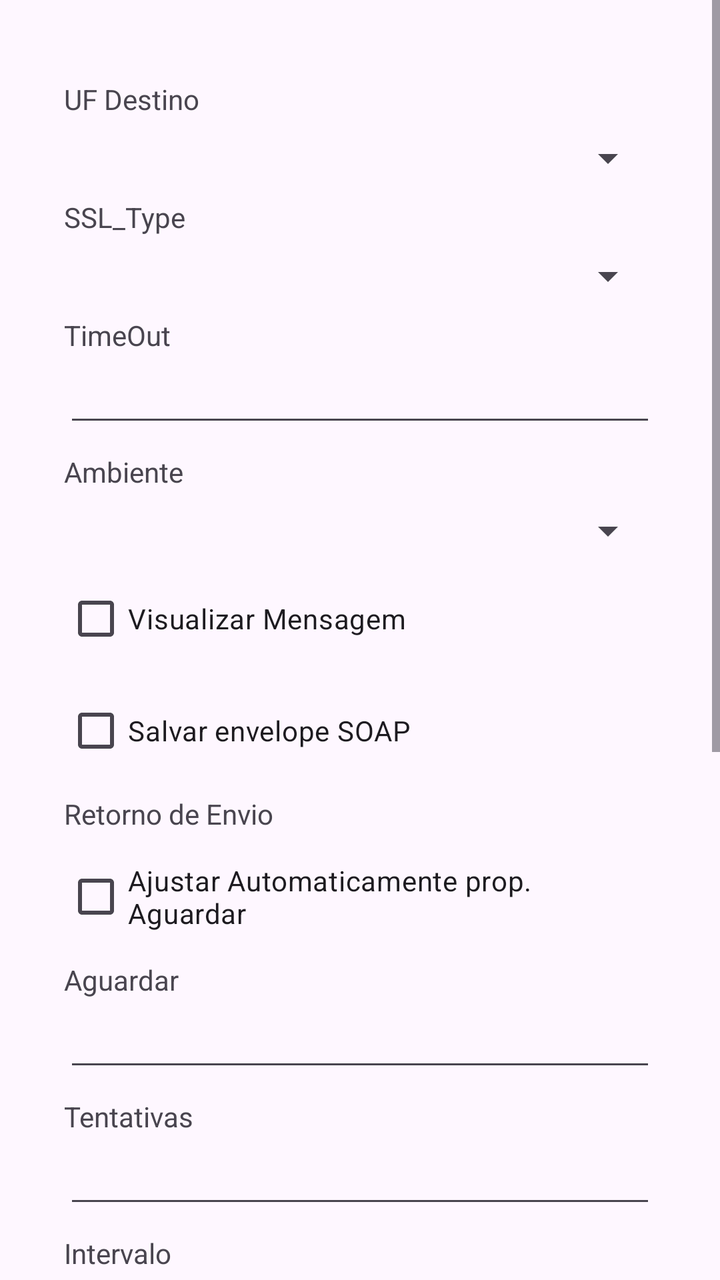
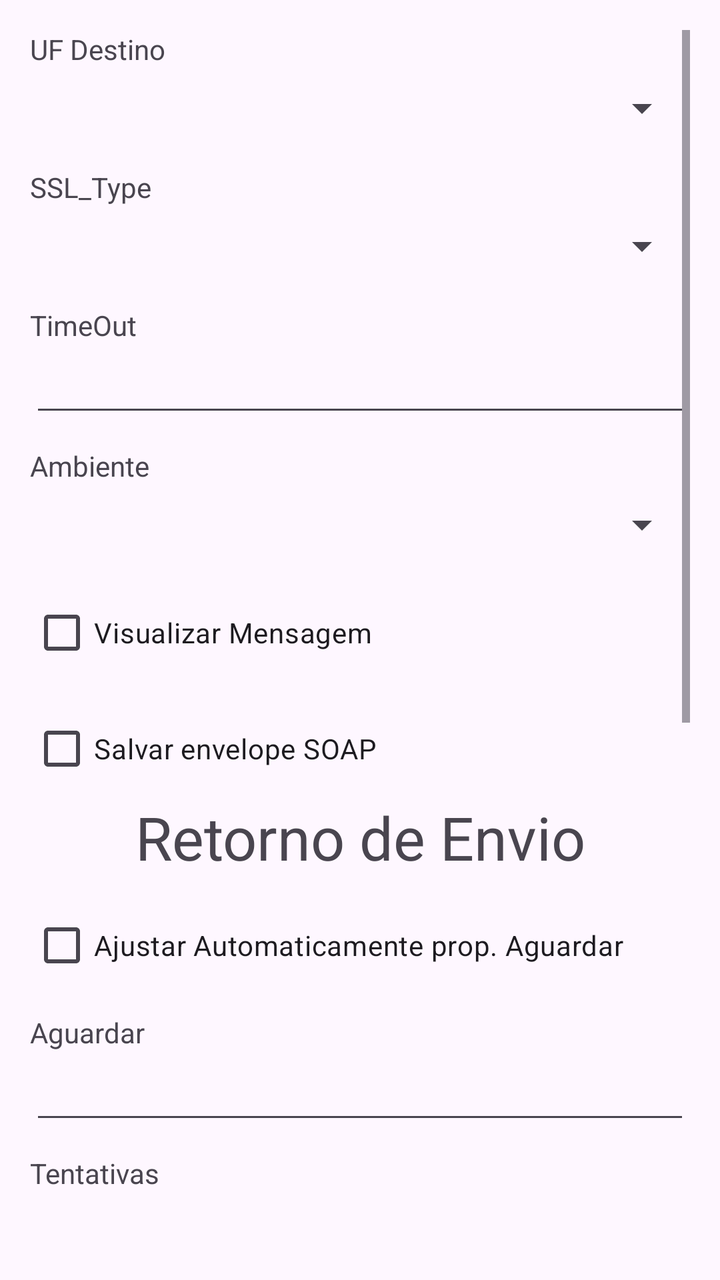

An Android layout rendered at two revisions. The XML below is the earlier revision; the diff shows what the commit changed to produce the second picture.
<!-- AndroidManifest.xml: application theme Theme.ACBrLibNFeDemo -->
<!-- res/layout/fragment_configuracoes_web_services.xml -->
<?xml version="1.0" encoding="utf-8"?>
<ScrollView xmlns:android="http://schemas.android.com/apk/res/android"
    xmlns:tools="http://schemas.android.com/tools"
    android:layout_width="match_parent"
    android:layout_height="match_parent"
    android:fillViewport="true"
    tools:context=".ConfiguracoesWebServicesFragment">

    <LinearLayout
        android:layout_width="match_parent"
        android:layout_height="wrap_content"
        android:padding="32dp"
        android:orientation="vertical">

        <TextView
            android:layout_width="match_parent"
            android:layout_height="wrap_content"
            android:layout_marginTop="8dp"
            android:text="UF Destino" />

        <Spinner
            android:id="@+id/cmbUfDestino"
            android:layout_width="match_parent"
            android:layout_height="wrap_content"
            android:layout_marginTop="8dp" />

        <TextView
            android:layout_width="match_parent"
            android:layout_height="wrap_content"
            android:layout_marginTop="8dp"
            android:text="SSL_Type" />

        <Spinner
            android:id="@+id/cmbSSlType"
            android:layout_width="match_parent"
            android:layout_height="wrap_content"
            android:layout_marginTop="8dp" />

        <TextView
            android:layout_width="match_parent"
            android:layout_height="wrap_content"
            android:layout_marginTop="8dp"
            android:text="TimeOut" />

        <EditText
            android:id="@+id/txtTimeOut"
            android:layout_width="match_parent"
            android:layout_height="wrap_content"
            android:layout_marginTop="8dp"
            android:inputType="number"
            android:text=""
            android:textSize="12dp" />

        <TextView
            android:layout_width="match_parent"
            android:layout_height="wrap_content"
            android:layout_marginTop="8dp"
            android:text="Ambiente" />

        <Spinner
            android:id="@+id/cmbAmbiente"
            android:layout_width="match_parent"
            android:layout_height="wrap_content"
            android:layout_marginTop="8dp" />

        <CheckBox
            android:id="@+id/ckbVisualizar"
            android:layout_width="match_parent"
            android:layout_height="wrap_content"
            android:layout_marginTop="8dp"
            android:text="Visualizar Mensagem" />

        <CheckBox
            android:id="@+id/ckbSalvarSOAP"
            android:layout_width="match_parent"
            android:layout_height="wrap_content"
            android:layout_marginTop="8dp"
            android:text="Salvar envelope SOAP" />

        <TextView
            android:layout_width="match_parent"
            android:layout_height="wrap_content"
            android:layout_marginTop="8dp"
            android:text="Retorno de Envio" />

        <CheckBox
            android:id="@+id/ckbAjustarAut"
            android:layout_width="match_parent"
            android:layout_height="wrap_content"
            android:layout_marginTop="8dp"
            android:text="Ajustar Automaticamente prop. Aguardar" />

        <TextView
            android:layout_width="match_parent"
            android:layout_height="wrap_content"
            android:layout_marginTop="8dp"
            android:text="Aguardar" />

        <EditText
            android:id="@+id/txtAguardar"
            android:layout_width="match_parent"
            android:layout_height="wrap_content"
            android:layout_marginTop="8dp"
            android:text=""
            android:textSize="12dp" />

        <TextView
            android:layout_width="match_parent"
            android:layout_height="wrap_content"
            android:layout_marginTop="8dp"
            android:text="Tentativas" />

        <EditText
            android:id="@+id/txtTentativas"
            android:layout_width="match_parent"
            android:layout_height="wrap_content"
            android:layout_marginTop="8dp"
            android:inputType="number"
            android:text=""
            android:textSize="12dp" />

        <TextView
            android:layout_width="match_parent"
            android:layout_height="wrap_content"
            android:layout_marginTop="8dp"
            android:text="Intervalo" />

        <EditText
            android:id="@+id/txtIntervalos"
            android:layout_width="match_parent"
            android:layout_height="wrap_content"
            android:layout_marginTop="8dp"
            android:inputType="number"
            android:text=""
            android:textSize="12dp" />

        <TextView
            android:layout_width="match_parent"
            android:layout_height="wrap_content"
            android:layout_marginTop="8dp"
            android:text="Proxy" />

        <TextView
            android:layout_width="match_parent"
            android:layout_height="wrap_content"
            android:layout_marginTop="8dp"
            android:text="Servidor" />

        <EditText
            android:id="@+id/txtProxyServidor"
            android:layout_width="match_parent"
            android:layout_height="wrap_content"
            android:layout_marginTop="8dp"
            android:text=""
            android:textSize="12dp" />

        <TextView
            android:layout_width="match_parent"
            android:layout_height="wrap_content"
            android:layout_marginTop="8dp"
            android:text="Porta" />

        <EditText
            android:id="@+id/txtProxyPorta"
            android:layout_width="match_parent"
            android:layout_height="wrap_content"
            android:layout_marginTop="8dp"
            android:inputType="number"
            android:text=""
            android:textSize="12dp" />

        <TextView
            android:layout_width="match_parent"
            android:layout_height="wrap_content"
            android:layout_marginTop="8dp"
            android:text="Usuário" />

        <EditText
            android:id="@+id/txtProxyUsuario"
            android:layout_width="match_parent"
            android:layout_height="wrap_content"
            android:layout_marginTop="8dp"
            android:text=""
            android:textSize="12dp" />

        <TextView
            android:layout_width="match_parent"
            android:layout_height="wrap_content"
            android:layout_marginTop="8dp"
            android:text="Senha" />

        <EditText
            android:id="@+id/txtProxySenha"
            android:layout_width="match_parent"
            android:layout_height="wrap_content"
            android:layout_marginTop="8dp"
            android:text=""
            android:textSize="12dp" />

        <LinearLayout
            android:layout_width="match_parent"
            android:layout_height="wrap_content"
            android:orientation="horizontal"
            android:layout_marginTop="16dp">

            <Button
                android:id="@+id/btnSalvarConfiguracoesWebServices"
                android:layout_width="0dp"
                android:layout_height="64dp"
                android:layout_weight="1"
                android:onClick="onClick"
                android:text="Salvar Configurações" />


            <Button
                android:id="@+id/btnCarregarConfiguracoesWebServices"
                android:layout_width="0dp"
                android:layout_height="64dp"
                android:layout_weight="1"
                android:onClick="onClick"
                android:text="Carregar Configurações" />
        </LinearLayout>

    </LinearLayout>

</ScrollView>
<!-- resources referenced by this layout -->
<resources>
  <style name="Theme.ACBrLibNFeDemo" parent="Base.Theme.ACBrLibNFeDemo" />
  <style name="Base.Theme.ACBrLibNFeDemo" parent="Theme.Material3.DayNight.NoActionBar">
          
          
      </style>
</resources>

<!-- the commit's change to res/layout/fragment_configuracoes_web_services.xml (unified diff, before → after) -->
@@ -1,226 +1,211 @@
 <?xml version="1.0" encoding="utf-8"?>
-<ScrollView xmlns:android="http://schemas.android.com/apk/res/android"
+<androidx.constraintlayout.widget.ConstraintLayout xmlns:android="http://schemas.android.com/apk/res/android"
+    xmlns:app="http://schemas.android.com/apk/res-auto"
     xmlns:tools="http://schemas.android.com/tools"
     android:layout_width="match_parent"
-    android:layout_height="match_parent"
-    android:fillViewport="true"
-    tools:context=".ConfiguracoesWebServicesFragment">
-
-    <LinearLayout
+    android:layout_height="match_parent">
+
+    <ScrollView xmlns:android="http://schemas.android.com/apk/res/android"
         android:layout_width="match_parent"
-        android:layout_height="wrap_content"
-        android:padding="32dp"
-        android:orientation="vertical">
-
-        <TextView
-            android:layout_width="match_parent"
-            android:layout_height="wrap_content"
-            android:layout_marginTop="8dp"
-            android:text="UF Destino" />
-
-        <Spinner
-            android:id="@+id/cmbUfDestino"
-            android:layout_width="match_parent"
-            android:layout_height="wrap_content"
-            android:layout_marginTop="8dp" />
-
-        <TextView
-            android:layout_width="match_parent"
-            android:layout_height="wrap_content"
-            android:layout_marginTop="8dp"
-            android:text="SSL_Type" />
-
-        <Spinner
-            android:id="@+id/cmbSSlType"
-            android:layout_width="match_parent"
-            android:layout_height="wrap_content"
-            android:layout_marginTop="8dp" />
-
-        <TextView
-            android:layout_width="match_parent"
-            android:layout_height="wrap_content"
-            android:layout_marginTop="8dp"
-            android:text="TimeOut" />
-
-        <EditText
-            android:id="@+id/txtTimeOut"
-            android:layout_width="match_parent"
-            android:layout_height="wrap_content"
-            android:layout_marginTop="8dp"
-            android:inputType="number"
-            android:text=""
-            android:textSize="12dp" />
-
-        <TextView
-            android:layout_width="match_parent"
-            android:layout_height="wrap_content"
-            android:layout_marginTop="8dp"
-            android:text="Ambiente" />
-
-        <Spinner
-            android:id="@+id/cmbAmbiente"
-            android:layout_width="match_parent"
-            android:layout_height="wrap_content"
-            android:layout_marginTop="8dp" />
-
-        <CheckBox
-            android:id="@+id/ckbVisualizar"
-            android:layout_width="match_parent"
-            android:layout_height="wrap_content"
-            android:layout_marginTop="8dp"
-            android:text="Visualizar Mensagem" />
-
-        <CheckBox
-            android:id="@+id/ckbSalvarSOAP"
-            android:layout_width="match_parent"
-            android:layout_height="wrap_content"
-            android:layout_marginTop="8dp"
-            android:text="Salvar envelope SOAP" />
-
-        <TextView
-            android:layout_width="match_parent"
-            android:layout_height="wrap_content"
-            android:layout_marginTop="8dp"
-            android:text="Retorno de Envio" />
-
-        <CheckBox
-            android:id="@+id/ckbAjustarAut"
-            android:layout_width="match_parent"
-            android:layout_height="wrap_content"
-            android:layout_marginTop="8dp"
-            android:text="Ajustar Automaticamente prop. Aguardar" />
-
-        <TextView
-            android:layout_width="match_parent"
-            android:layout_height="wrap_content"
-            android:layout_marginTop="8dp"
-            android:text="Aguardar" />
-
-        <EditText
-            android:id="@+id/txtAguardar"
-            android:layout_width="match_parent"
-            android:layout_height="wrap_content"
-            android:layout_marginTop="8dp"
-            android:text=""
-            android:textSize="12dp" />
-
-        <TextView
-            android:layout_width="match_parent"
-            android:layout_height="wrap_content"
-            android:layout_marginTop="8dp"
-            android:text="Tentativas" />
-
-        <EditText
-            android:id="@+id/txtTentativas"
-            android:layout_width="match_parent"
-            android:layout_height="wrap_content"
-            android:layout_marginTop="8dp"
-            android:inputType="number"
-            android:text=""
-            android:textSize="12dp" />
-
-        <TextView
-            android:layout_width="match_parent"
-            android:layout_height="wrap_content"
-            android:layout_marginTop="8dp"
-            android:text="Intervalo" />
-
-        <EditText
-            android:id="@+id/txtIntervalos"
-            android:layout_width="match_parent"
-            android:layout_height="wrap_content"
-            android:layout_marginTop="8dp"
-            android:inputType="number"
-            android:text=""
-            android:textSize="12dp" />
-
-        <TextView
-            android:layout_width="match_parent"
-            android:layout_height="wrap_content"
-            android:layout_marginTop="8dp"
-            android:text="Proxy" />
-
-        <TextView
-            android:layout_width="match_parent"
-            android:layout_height="wrap_content"
-            android:layout_marginTop="8dp"
-            android:text="Servidor" />
-
-        <EditText
-            android:id="@+id/txtProxyServidor"
-            android:layout_width="match_parent"
-            android:layout_height="wrap_content"
-            android:layout_marginTop="8dp"
-            android:text=""
-            android:textSize="12dp" />
-
-        <TextView
-            android:layout_width="match_parent"
-            android:layout_height="wrap_content"
-            android:layout_marginTop="8dp"
-            android:text="Porta" />
-
-        <EditText
-            android:id="@+id/txtProxyPorta"
-            android:layout_width="match_parent"
-            android:layout_height="wrap_content"
-            android:layout_marginTop="8dp"
-            android:inputType="number"
-            android:text=""
-            android:textSize="12dp" />
-
-        <TextView
-            android:layout_width="match_parent"
-            android:layout_height="wrap_content"
-            android:layout_marginTop="8dp"
-            android:text="Usuário" />
-
-        <EditText
-            android:id="@+id/txtProxyUsuario"
-            android:layout_width="match_parent"
-            android:layout_height="wrap_content"
-            android:layout_marginTop="8dp"
-            android:text=""
-            android:textSize="12dp" />
-
-        <TextView
-            android:layout_width="match_parent"
-            android:layout_height="wrap_content"
-            android:layout_marginTop="8dp"
-            android:text="Senha" />
-
-        <EditText
-            android:id="@+id/txtProxySenha"
-            android:layout_width="match_parent"
-            android:layout_height="wrap_content"
-            android:layout_marginTop="8dp"
-            android:text=""
-            android:textSize="12dp" />
+        android:layout_height="match_parent"
+        android:layout_margin="15dp"
+        android:fillViewport="true"
+        tools:context=".configuracoes.ConfiguracoesActivity">
 
         <LinearLayout
             android:layout_width="match_parent"
             android:layout_height="wrap_content"
-            android:orientation="horizontal"
-            android:layout_marginTop="16dp">
-
-            <Button
-                android:id="@+id/btnSalvarConfiguracoesWebServices"
-                android:layout_width="0dp"
-                android:layout_height="64dp"
-                android:layout_weight="1"
-                android:onClick="onClick"
-                android:text="Salvar Configurações" />
-
-
-            <Button
-                android:id="@+id/btnCarregarConfiguracoesWebServices"
-                android:layout_width="0dp"
-                android:layout_height="64dp"
-                android:layout_weight="1"
-                android:onClick="onClick"
-                android:text="Carregar Configurações" />
+            android:orientation="vertical">
+
+            <TextView
+                android:layout_width="match_parent"
+                android:layout_height="wrap_content"
+                android:text="UF Destino" />
+
+            <Spinner
+                android:id="@+id/cmbUfDestino"
+                android:layout_width="match_parent"
+                android:layout_height="40dp" />
+
+            <TextView
+                android:layout_width="match_parent"
+                android:layout_height="wrap_content"
+                android:layout_marginTop="10dp"
+                android:text="SSL_Type" />
+
+            <Spinner
+                android:id="@+id/cmbSSlType"
+                android:layout_width="match_parent"
+                android:layout_height="40dp" />
+
+            <TextView
+                android:layout_width="match_parent"
+                android:layout_height="wrap_content"
+                android:layout_marginTop="10dp"
+                android:text="TimeOut" />
+
+            <EditText
+                android:id="@+id/txtTimeOut"
+                android:layout_width="match_parent"
+                android:layout_height="wrap_content"
+                android:inputType="number" />
+
+            <TextView
+                android:layout_width="match_parent"
+                android:layout_height="wrap_content"
+                android:layout_marginTop="10dp"
+                android:text="Ambiente" />
+
+            <Spinner
+                android:id="@+id/cmbAmbiente"
+                android:layout_width="match_parent"
+                android:layout_height="40dp" />
+
+            <CheckBox
+                android:id="@+id/ckbVisualizar"
+                android:layout_width="match_parent"
+                android:layout_height="wrap_content"
+                android:layout_marginTop="10dp"
+                android:text="Visualizar Mensagem" />
+
+            <CheckBox
+                android:id="@+id/ckbSalvarSOAP"
+                android:layout_width="match_parent"
+                android:layout_height="wrap_content"
+                android:layout_marginTop="10dp"
+                android:text="Salvar envelope SOAP" />
+
+            <TextView
+                android:layout_width="match_parent"
+                android:layout_height="wrap_content"
+                android:text="Retorno de Envio"
+                android:textAlignment="center"
+                android:textSize="30dp" />
+
+            <CheckBox
+                android:id="@+id/ckbAjustarAut"
+                android:layout_width="match_parent"
+                android:layout_height="wrap_content"
+                android:layout_marginTop="10dp"
+                android:text="Ajustar Automaticamente prop. Aguardar" />
+
+            <TextView
+                android:layout_width="match_parent"
+                android:layout_height="wrap_content"
+                android:layout_marginTop="10dp"
+                android:text="Aguardar" />
+
+            <EditText
+                android:id="@+id/txtAguardar"
+                android:layout_width="match_parent"
+                android:layout_height="wrap_content" />
+
+            <TextView
+                android:layout_width="match_parent"
+                android:layout_height="wrap_content"
+                android:layout_marginTop="10dp"
+                android:text="Tentativas" />
+
+            <EditText
+                android:id="@+id/txtTentativas"
+                android:layout_width="match_parent"
+                android:layout_height="wrap_content"
+                android:inputType="number" />
+
+            <TextView
+                android:layout_width="match_parent"
+                android:layout_height="wrap_content"
+                android:layout_marginTop="10dp"
+                android:text="Intervalo" />
+
+            <EditText
+                android:id="@+id/txtIntervalos"
+                android:layout_width="match_parent"
+                android:layout_height="wrap_content"
+                android:inputType="number" />
+
+            <TextView
+                android:layout_width="match_parent"
+                android:layout_height="wrap_content"
+                android:text="Proxy"
+                android:textAlignment="center"
+                android:textSize="30dp" />
+
+            <TextView
+                android:layout_width="match_parent"
+                android:layout_height="wrap_content"
+                android:layout_marginTop="10dp"
+                android:text="Servidor" />
+
+            <EditText
+                android:id="@+id/txtProxyServidor"
+                android:layout_width="match_parent"
+                android:layout_height="wrap_content" />
+
+            <TextView
+                android:layout_width="match_parent"
+                android:layout_height="wrap_content"
+                android:layout_marginTop="10dp"
+                android:text="Porta" />
+
+            <EditText
+                android:id="@+id/txtProxyPorta"
+                android:layout_width="match_parent"
+                android:layout_height="wrap_content"
+                android:inputType="number" />
+
+            <TextView
+                android:layout_width="match_parent"
+                android:layout_height="wrap_content"
+                android:layout_marginTop="10dp"
+                android:text="Usuário" />
+
+            <EditText
+                android:id="@+id/txtProxyUsuario"
+                android:layout_width="match_parent"
+                android:layout_height="wrap_content" />
+
+            <TextView
+                android:layout_width="match_parent"
+                android:layout_height="wrap_content"
+                android:layout_marginTop="10dp"
+                android:text="Senha" />
+
+            <EditText
+                android:id="@+id/txtProxySenha"
+                android:layout_width="match_parent"
+                android:layout_height="wrap_content" />
+
+            <androidx.constraintlayout.widget.ConstraintLayout
+                android:layout_width="match_parent"
+                android:layout_height="wrap_content">
+
+                <Button
+                    android:id="@+id/btnSalvarConfiguracoesWebServices"
+                    android:layout_width="0dp"
+                    android:layout_height="60dp"
+                    android:onClick="onClick"
+                    android:text="Salvar Configurações"
+                    app:layout_constraintBottom_toBottomOf="parent"
+                    app:layout_constraintEnd_toStartOf="@+id/btnCarregarConfiguracoesWebServices"
+                    app:layout_constraintStart_toStartOf="parent"
+                    app:layout_constraintWidth_percent="0.5" />
+
+                <Button
+                    android:id="@+id/btnCarregarConfiguracoesWebServices"
+                    android:layout_width="0dp"
+                    android:layout_height="60dp"
+                    android:onClick="onClick"
+                    android:text="Carregar Configurações"
+                    app:layout_constraintBottom_toBottomOf="parent"
+                    app:layout_constraintEnd_toEndOf="parent"
+                    app:layout_constraintStart_toEndOf="@+id/btnSalvarConfiguracoesWebServices"
+                    app:layout_constraintWidth_percent="0.5" />
+
+            </androidx.constraintlayout.widget.ConstraintLayout>
+
         </LinearLayout>
 
-    </LinearLayout>
-
-</ScrollView>
+    </ScrollView>
+
+</androidx.constraintlayout.widget.ConstraintLayout>
